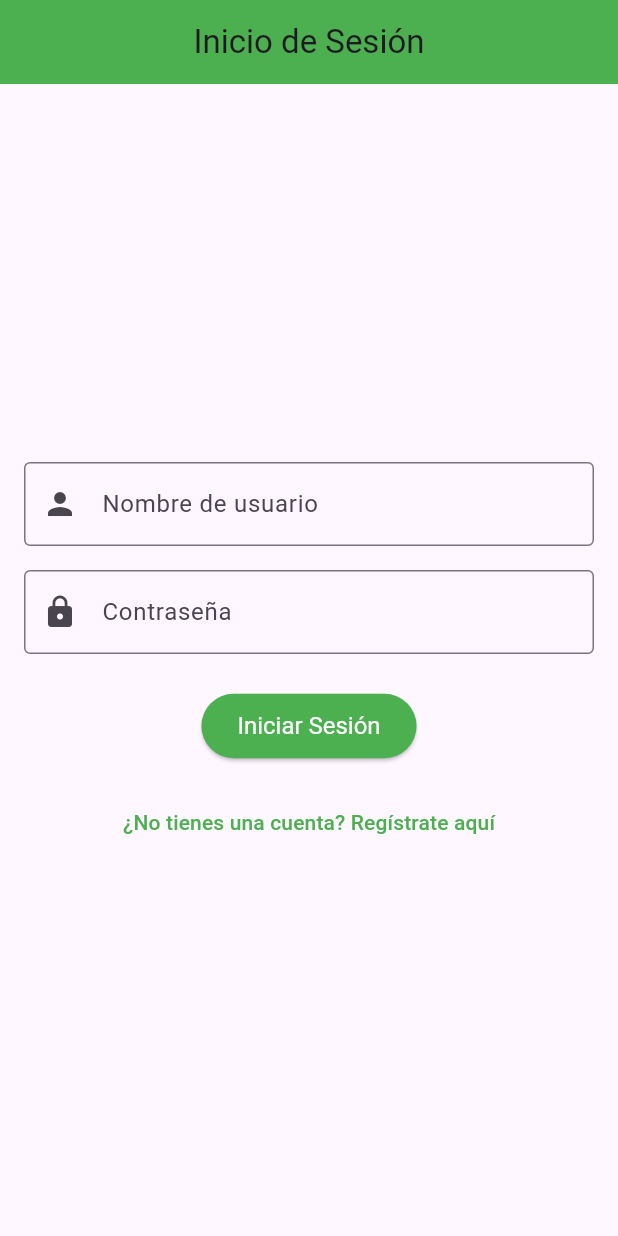
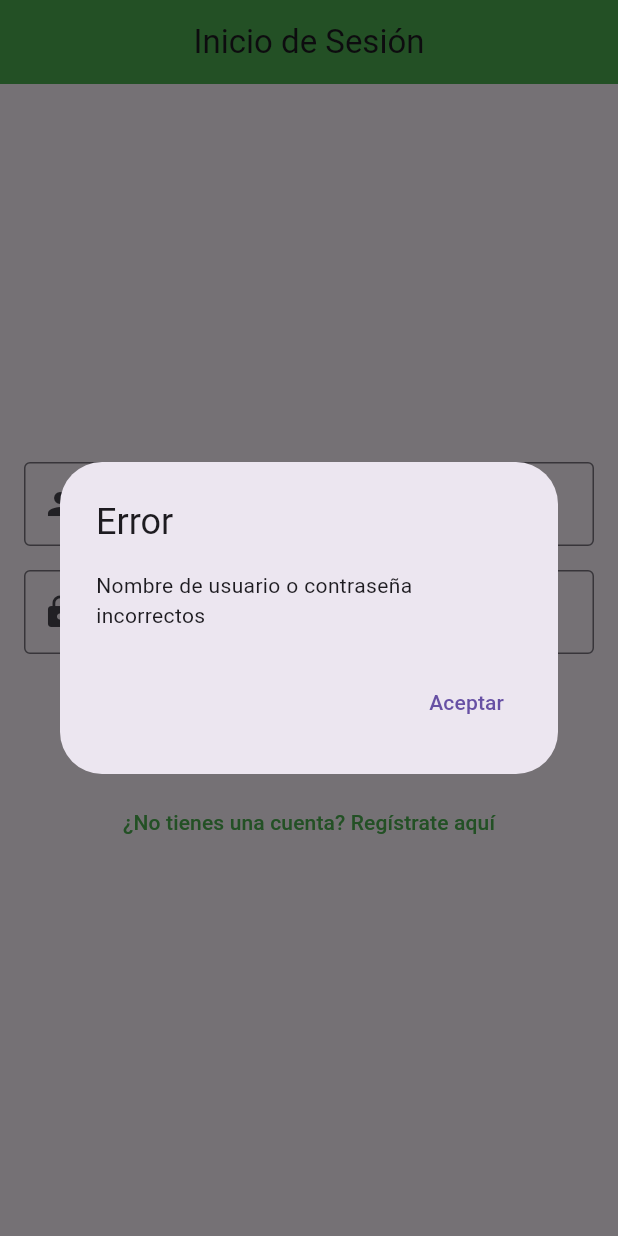
Before and after one commit to Jreycruz/tarea2.2, a Flutter app: the screen it shows after launch, after a tap on "Iniciar Sesión", on a phone screen of 412 x 824 dp. Run offline on Flutter 3.47's test engine with Material 3 defaults, Android fonts, the phone set to English and light mode, and no system bars.

Commit message:
new commit

```diff
--- a/lib/pantallas/login_page.dart
+++ b/lib/pantallas/login_page.dart
@@ -3,6 +3,9 @@ import 'package:flutter/material.dart';
 class LoginPage extends StatelessWidget {
   final TextEditingController usernameController = TextEditingController();
   final TextEditingController passwordController = TextEditingController();
+
+  final String validUsername = "jlreyesc@unah.hn";
+  final String validPassword = "20182001662";
 
   @override
   Widget build(BuildContext context) {
@@ -38,13 +41,27 @@ class LoginPage extends StatelessWidget {
             SizedBox(height: 24),
             ElevatedButton(
               onPressed: () {
-                String username = usernameController.text;
-                String password = passwordController.text;
-                if (username.isNotEmpty && password.isNotEmpty) {
-                  print('Usuario: $username, Contraseña: $password');
+                String username = usernameController.text.trim();
+                String password = passwordController.text.trim();
+
+                if (username == validUsername && password == validPassword) {
                   Navigator.pushNamed(context, '/home');
                 } else {
-                  print('Por favor, completa todos los campos');
+                  showDialog(
+                    context: context,
+                    builder: (context) => AlertDialog(
+                      title: Text('Error'),
+                      content: Text('Nombre de usuario o contraseña incorrectos'),
+                      actions: [
+                        TextButton(
+                          onPressed: () {
+                            Navigator.pop(context);
+                          },
+                          child: Text('Aceptar'),
+                        ),
+                      ],
+                    ),
+                  );
                 }
               },
               style: ElevatedButton.styleFrom(
```
